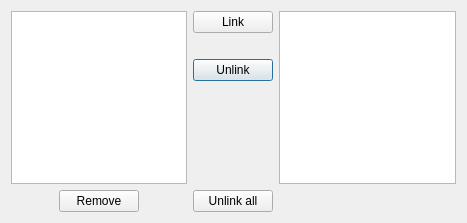
This is topo-blend/graph_modify_dialog.ui in ialhashim/topo-blend as Qt 5 draws it before an edit. The edited form follows.
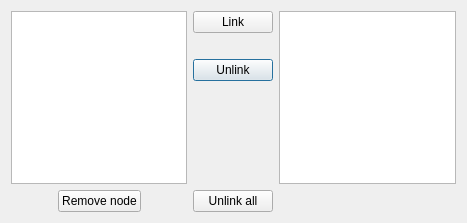
This is the edited form. Icons and pictures are not drawn.

Diff of the .ui file:
```diff
--- a/topo-blend/graph_modify_dialog.ui
+++ b/topo-blend/graph_modify_dialog.ui
@@ -84,7 +84,7 @@
    <item row="4" column="1">
     <widget class="QPushButton" name="removeButton">
      <property name="text">
-      <string>Remove</string>
+      <string>Remove node</string>
      </property>
      <property name="icon">
       <iconset resource="topo-blend.qrc">
```
